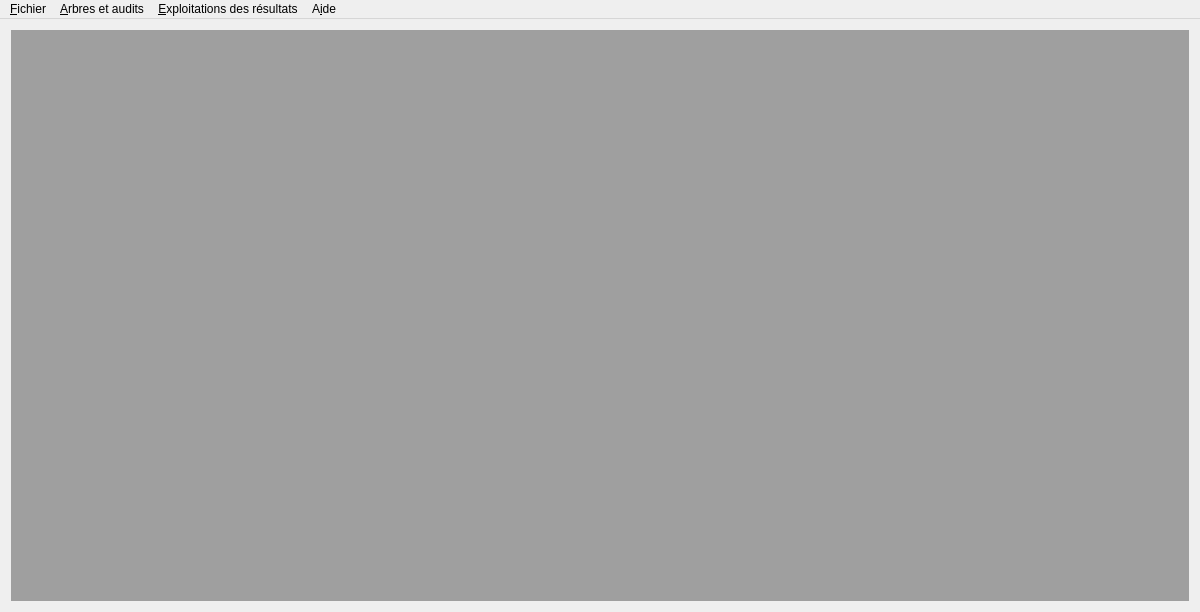
The window that mainwindow.ui (GiPiLab/ProtonClassicSuite) describes before a commit, drawn with Qt 5.
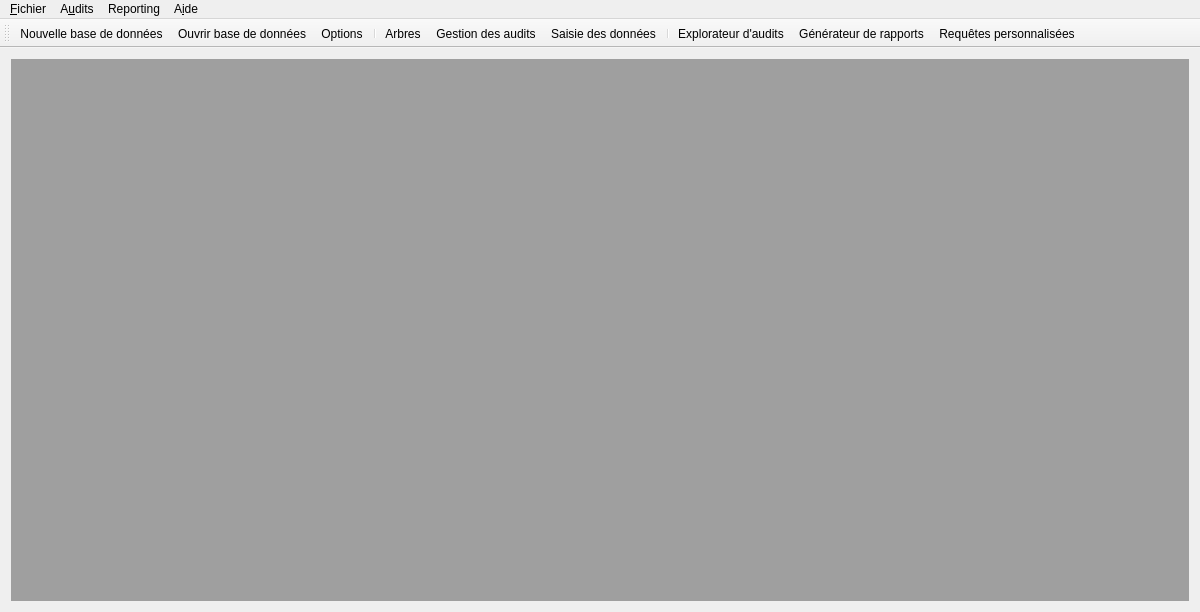
The same window after the commit. Icons and pictures are not drawn.

Commit message: Add icons and refactor main menu

```diff
--- a/mainwindow.ui
+++ b/mainwindow.ui
@@ -40,16 +40,11 @@
    </widget>
    <widget class="QMenu" name="menuDataInput">
     <property name="title">
-     <string>&amp;Arbres et audits</string>
+     <string>A&amp;udits</string>
     </property>
     <addaction name="actionManageTree"/>
     <addaction name="actionManageAudits"/>
-    <addaction name="actionEditAudit"/>
-   </widget>
-   <widget class="QMenu" name="menuExploitation">
-    <property name="title">
-     <string>&amp;Exploitations des résultats</string>
-    </property>
+    <addaction name="separator"/>
     <addaction name="actionTablesGraphics"/>
     <addaction name="actionReport"/>
     <addaction name="actionQueries"/>
@@ -61,14 +56,42 @@
     <addaction name="actionAide"/>
     <addaction name="actionA_propos"/>
    </widget>
+   <widget class="QMenu" name="menuReporting">
+    <property name="title">
+     <string>Reporting</string>
+    </property>
+    <addaction name="actionManageTree"/>
+   </widget>
    <addaction name="menuFile"/>
    <addaction name="menuDataInput"/>
-   <addaction name="menuExploitation"/>
+   <addaction name="menuReporting"/>
    <addaction name="menuA_propos"/>
   </widget>
+  <widget class="QToolBar" name="toolBar">
+   <property name="windowTitle">
+    <string>toolBar</string>
+   </property>
+   <attribute name="toolBarArea">
+    <enum>TopToolBarArea</enum>
+   </attribute>
+   <attribute name="toolBarBreak">
+    <bool>false</bool>
+   </attribute>
+   <addaction name="actionNewDb"/>
+   <addaction name="actionOpenDb"/>
+   <addaction name="actionO_ptions"/>
+   <addaction name="separator"/>
+   <addaction name="actionManageTree"/>
+   <addaction name="actionManageAudits"/>
+   <addaction name="actionEditAudit"/>
+   <addaction name="separator"/>
+   <addaction name="actionTablesGraphics"/>
+   <addaction name="actionReport"/>
+   <addaction name="actionQueries"/>
+  </widget>
   <action name="actionManageTree">
    <property name="text">
-    <string>Gestion des &amp;arbres</string>
+    <string>&amp;Arbres</string>
    </property>
    <property name="toolTip">
     <string>Gestion des arbres</string>
```
Left out of the diff: 48 changed lines with no effect on the pictures. The commit also changes 18 other files.
